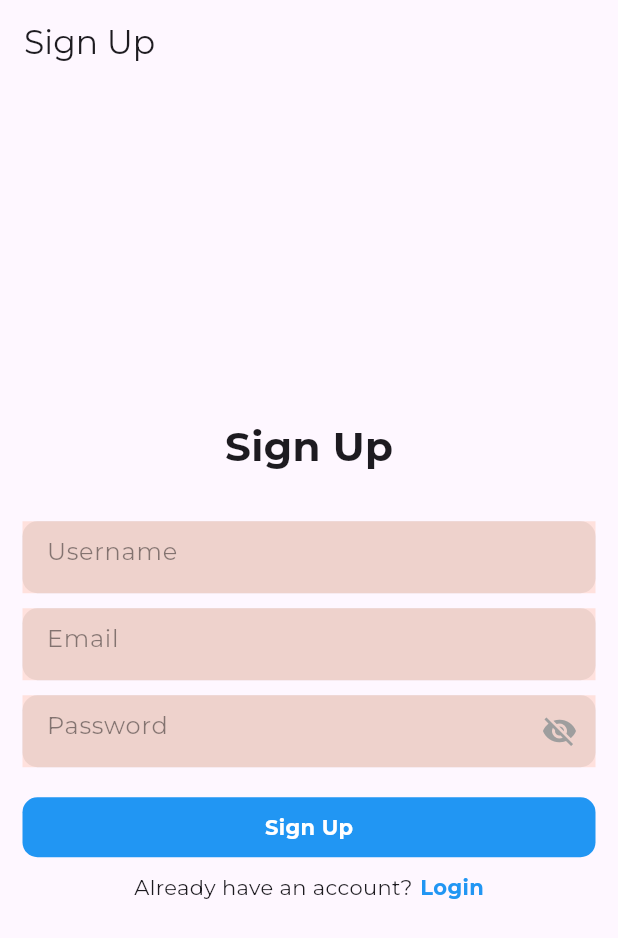
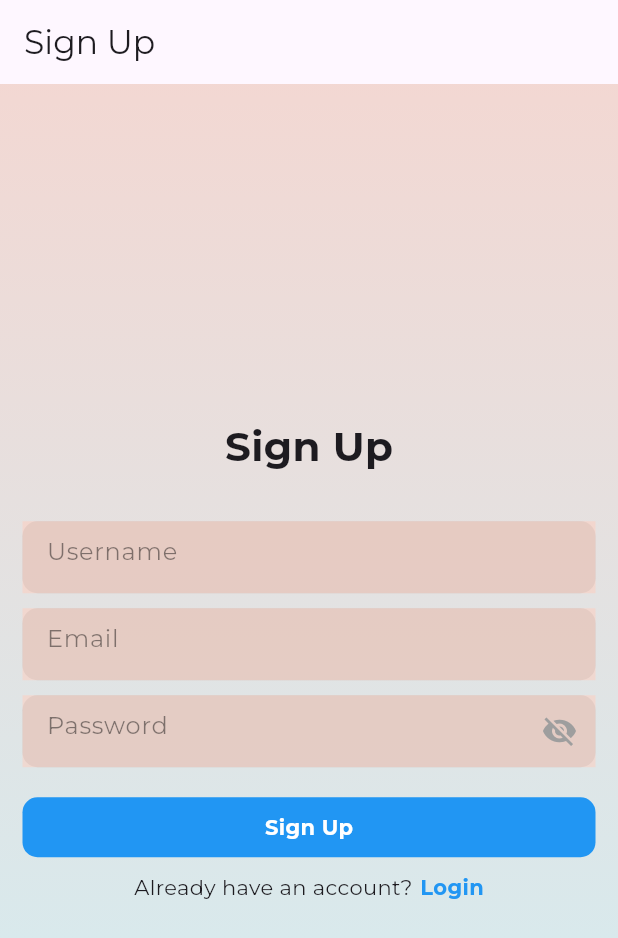
Before and after one commit to BCuracao/huddle, a Flutter app: the LoginPage screen opened by its route, after a tap on "Login", after a tap on "Sign Up", on a phone screen of 412 x 824 dp. Shown: the top 938 px of the screen. Run offline on Flutter 3.47's test engine with Material 3 defaults, Android fonts, the phone set to English and light mode, and no system bars; our stand-ins replace animated_text_kit, cloud_firestore, contacts_service, firebase_auth, firebase_core, fluttertoast and 1 more; accounts and stored records are empty; network calls fail; project files that could hold a hidden picture were left out.

Commit message:
ios related changes

```diff
--- a/lib/app.dart
+++ b/lib/app.dart
@@ -7,6 +7,8 @@ import 'package:huddle/features/app/presentation/pages/home_page.dart';
 import 'package:huddle/features/app/presentation/pages/login_page.dart';
 
 class App extends StatelessWidget {
+  const App({super.key});
+
   @override
   Widget build(BuildContext context) {
     return Container(
--- a/lib/features/app/presentation/pages/home_page.dart
+++ b/lib/features/app/presentation/pages/home_page.dart
@@ -86,6 +86,7 @@ class _HomePageState extends State<HomePage> {
 
   Future<void> _askPermissions() async {
     if (await Permission.contacts.request().isGranted) {
+      print("Contact permission granted.");
       // Permission is granted. Proceed to fetch contacts.
       var contacts = await ContactsService.getContacts();
 
@@ -97,6 +98,8 @@ class _HomePageState extends State<HomePage> {
         print("number of contacts: ");
         print(_contacts.length);
       });
+    } else if (await Permission.contacts.request().isPermanentlyDenied) {
+      // openAppSettings();
     }
   }
 }
--- a/lib/features/app/presentation/pages/login_page.dart
+++ b/lib/features/app/presentation/pages/login_page.dart
@@ -75,13 +75,6 @@ class _LoginPageState extends State<LoginPage> with TickerProviderStateMixin {
                     style: TextStyle(
                       fontSize: 36,
                       color: Colors.grey.shade600,
-                      shadows: const <Shadow>[
-                        Shadow(
-                          offset: Offset(0.0, 0.0),
-                          blurRadius: 0.0,
-                          color: Color.fromARGB(255, 255, 255, 255),
-                        ),
-                      ],
                     ),
                   ),
                   Padding(
--- a/lib/features/app/presentation/pages/sign_up_page.dart
+++ b/lib/features/app/presentation/pages/sign_up_page.dart
@@ -1,6 +1,5 @@
 import 'package:firebase_auth/firebase_auth.dart';
 import 'package:flutter/material.dart';
-import 'package:huddle/features/app/model/user_model.dart';
 import 'package:huddle/features/app/user_auth/firebase_auth_implementation/firebase_auth_services.dart';
 import 'package:huddle/features/app/presentation/pages/login_page.dart';
 import 'package:huddle/features/app/presentation/widgets/form_container_widget.dart';
@@ -31,6 +30,7 @@ class _SignUpPageState extends State<SignUpPage> {
   @override
   Widget build(BuildContext context) {
     return Scaffold(
+      backgroundColor: Colors.transparent,
       appBar: AppBar(
         title: const Text("Sign Up"),
       ),
@@ -125,7 +125,7 @@ class _SignUpPageState extends State<SignUpPage> {
     User? user = await _auth.signUpWithEmailAndPassword(email, password);
     user?.updateDisplayName(_usernameController.text);
 
-    UserModel(user!.email!, user.displayName!, user.uid);
+//    UserModel(user!.email!, user.displayName!, user.uid);
 
     showToast(message: "User is successfully created");
     // ignore: use_build_context_synchronously
--- a/lib/features/app/presentation/widgets/global_bottom_app_bar_widget.dart
+++ b/lib/features/app/presentation/widgets/global_bottom_app_bar_widget.dart
@@ -89,8 +89,8 @@ class _GlobalBottomAppBarWidgetState extends State<GlobalBottomAppBarWidget> {
 
   // ! Only for debugging
   void printSelectedContacts() {
-    userGroup.forEach((contact) {
+    for (var contact in userGroup) {
       print('Selected Contact: ${contact.displayName}');
-    });
+    }
   }
 }
--- a/lib/global/common/custom_app_bar.dart
+++ b/lib/global/common/custom_app_bar.dart
@@ -69,7 +69,7 @@ class CustomAppBar extends StatelessWidget implements PreferredSizeWidget {
                         Navigator.push(
                             context,
                             MaterialPageRoute(
-                                builder: ((context) => LoginPage())));
+                                builder: ((context) => const LoginPage())));
                       },
                       child: Padding(
                         padding: const EdgeInsets.all(10.0),
--- a/lib/main.dart
+++ b/lib/main.dart
@@ -6,5 +6,5 @@ import 'app.dart';
 Future<void> main() async {
   WidgetsFlutterBinding.ensureInitialized();
   await Firebase.initializeApp();
-  runApp(App());
+  runApp(const App());
 }
--- a/pubspec.yaml
+++ b/pubspec.yaml
@@ -31,7 +31,7 @@ environment:
 dependencies:
   flutter:
     sdk: flutter
-  firebase_core: ^2.24.2
+  firebase_core: ^2.26.0
   cloud_firestore: ^4.14.0
   firebase_auth: ^4.16.0
   firebase_storage: ^11.6.0
```
Also changed, not shown: lib/features/app/presentation/pages/event_creation_page.dart (+6 -6 lines), pubspec.lock, 19 other files.
